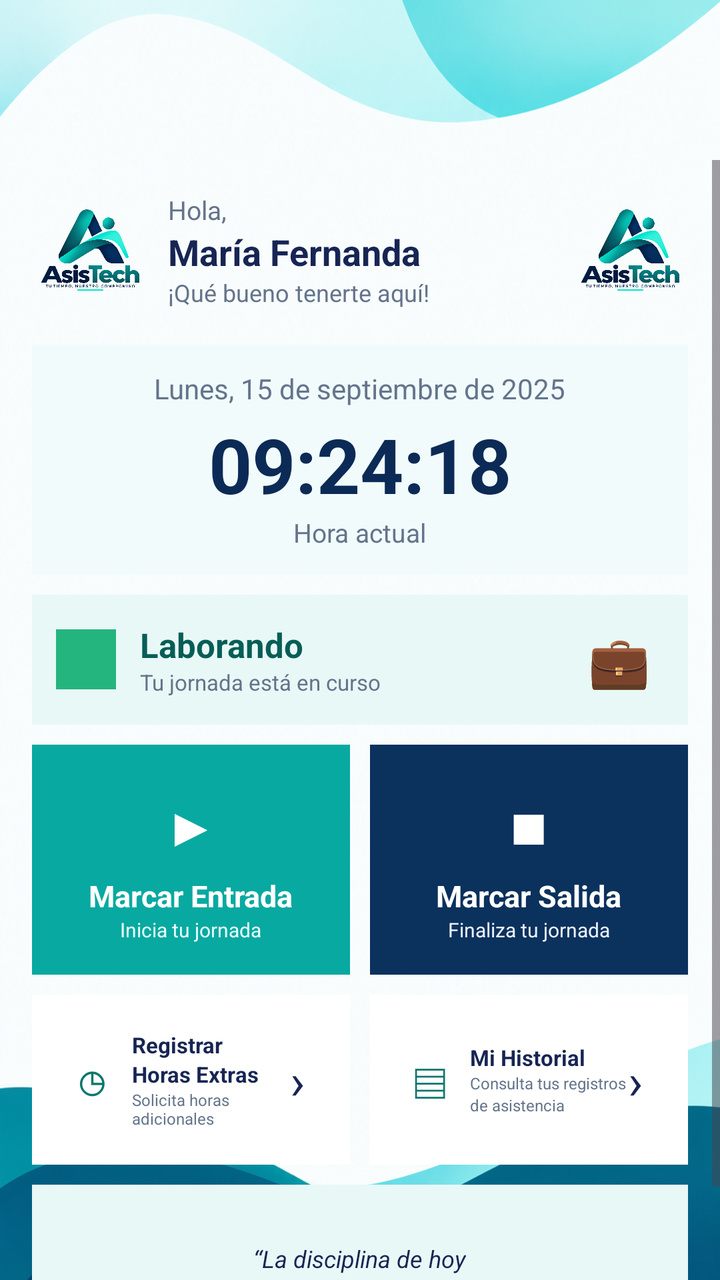
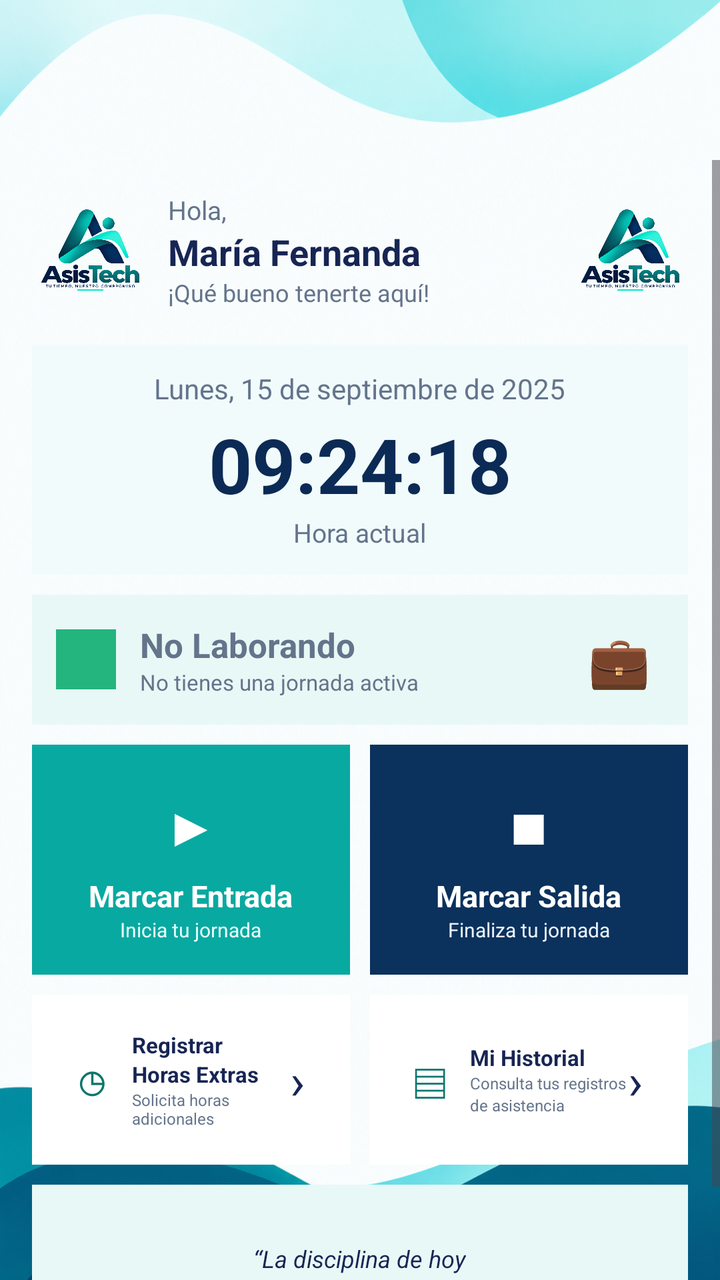

Screens rendered from an Android XML layout before and after an edit, with the pre-edit source and the edit as a unified diff.
<!-- AndroidManifest.xml: application theme Theme.AsisTech -->
<!-- res/layout/fragment_employee_dashboard.xml -->
<?xml version="1.0" encoding="utf-8"?>
<ScrollView xmlns:android="http://schemas.android.com/apk/res/android"
    android:layout_width="match_parent"
    android:layout_height="match_parent"
    android:background="@drawable/background_2"
    android:paddingTop="80dp">

    <LinearLayout
        android:layout_width="match_parent"
        android:layout_height="wrap_content"
        android:orientation="vertical"
        android:padding="16dp">

        
        <LinearLayout
            android:layout_width="match_parent"
            android:layout_height="wrap_content"
            android:gravity="center_vertical"
            android:orientation="horizontal">

            <ImageView
                android:layout_width="58dp"
                android:layout_height="58dp"
                android:src="@drawable/logo"
                android:contentDescription="Foto del empleado"
                android:scaleType="fitCenter" />

            <LinearLayout
                android:id="@+id/btnPerfilEmpleado"
                android:layout_width="0dp"
                android:layout_height="wrap_content"
                android:layout_weight="1"
                android:layout_marginStart="10dp"
                android:orientation="vertical">

                <TextView
                    android:layout_width="wrap_content"
                    android:layout_height="wrap_content"
                    android:text="Hola,"
                    android:textColor="#64748B"
                    android:textSize="13sp" />

                <TextView
                    android:id="@+id/txtNombreEmpleado"
                    android:layout_width="wrap_content"
                    android:layout_height="wrap_content"
                    android:text="María Fernanda"
                    android:textColor="#172554"
                    android:textSize="18sp"
                    android:textStyle="bold" />

                <TextView
                    android:layout_width="wrap_content"
                    android:layout_height="wrap_content"
                    android:text="¡Qué bueno tenerte aquí!"
                    android:textColor="#64748B"
                    android:textSize="12sp" />

            </LinearLayout>

            <ImageView
                android:layout_width="58dp"
                android:layout_height="58dp"
                android:src="@drawable/logo"
                android:contentDescription="Logo AsisTech"
                android:scaleType="fitCenter" />

        </LinearLayout>

        
        <LinearLayout
            android:layout_width="match_parent"
            android:layout_height="115dp"
            android:layout_marginTop="18dp"
            android:background="#F1FBFC"
            android:gravity="center"
            android:orientation="vertical"
            android:padding="10dp">

            <TextView
                android:id="@+id/txtFechaEmpleado"
                android:layout_width="wrap_content"
                android:layout_height="wrap_content"
                android:text="Lunes, 15 de septiembre de 2025"
                android:textColor="#64748B"
                android:textSize="14sp" />

            <TextView
                android:id="@+id/txtHoraEmpleado"
                android:layout_width="wrap_content"
                android:layout_height="wrap_content"
                android:layout_marginTop="3dp"
                android:text="09:24:18"
                android:textColor="#0B2A55"
                android:textSize="38sp"
                android:textStyle="bold" />

            <TextView
                android:layout_width="wrap_content"
                android:layout_height="wrap_content"
                android:text="Hora actual"
                android:textColor="#64748B"
                android:textSize="13sp" />

        </LinearLayout>

        
        <LinearLayout
            android:layout_width="match_parent"
            android:layout_height="65dp"
            android:layout_marginTop="10dp"
            android:background="#E8F8F6"
            android:gravity="center_vertical"
            android:orientation="horizontal"
            android:padding="12dp">

            <View
                android:layout_width="30dp"
                android:layout_height="30dp"
                android:background="#24B47E" />

            <LinearLayout
                android:layout_width="0dp"
                android:layout_height="wrap_content"
                android:layout_weight="1"
                android:layout_marginStart="12dp"
                android:orientation="vertical">

                <TextView
                    android:layout_width="wrap_content"
                    android:layout_height="wrap_content"
                    android:text="Laborando"
                    android:textColor="#075E57"
                    android:textSize="17sp"
                    android:textStyle="bold" />

                <TextView
                    android:layout_width="wrap_content"
                    android:layout_height="wrap_content"
                    android:text="Tu jornada está en curso"
                    android:textColor="#64748B"
                    android:textSize="11sp" />

            </LinearLayout>

            <TextView
                android:layout_width="45dp"
                android:layout_height="45dp"
                android:gravity="center"
                android:text="💼"
                android:textSize="25sp" />

        </LinearLayout>

        
        <LinearLayout
            android:layout_width="match_parent"
            android:layout_height="115dp"
            android:layout_marginTop="10dp"
            android:orientation="horizontal">

            
            <LinearLayout
                android:id="@+id/btnMarcarEntrada"
                android:layout_width="0dp"
                android:layout_height="match_parent"
                android:layout_weight="1"
                android:layout_marginEnd="5dp"
                android:background="#08A9A1"
                android:gravity="center"
                android:orientation="vertical"
                android:padding="10dp">

                <TextView
                    android:layout_width="50dp"
                    android:layout_height="50dp"
                    android:gravity="center"
                    android:text="▶"
                    android:textColor="#FFFFFF"
                    android:textSize="28sp" />

                <TextView
                    android:layout_width="wrap_content"
                    android:layout_height="wrap_content"
                    android:text="Marcar Entrada"
                    android:textColor="#FFFFFF"
                    android:textSize="15sp"
                    android:textStyle="bold" />

                <TextView
                    android:layout_width="wrap_content"
                    android:layout_height="wrap_content"
                    android:text="Inicia tu jornada"
                    android:textColor="#E6FFFC"
                    android:textSize="10sp" />

            </LinearLayout>

            
            <LinearLayout
                android:id="@+id/btnMarcarSalida"
                android:layout_width="0dp"
                android:layout_height="match_parent"
                android:layout_weight="1"
                android:layout_marginStart="5dp"
                android:background="#0B315D"
                android:gravity="center"
                android:orientation="vertical"
                android:padding="10dp">

                <TextView
                    android:layout_width="50dp"
                    android:layout_height="50dp"
                    android:gravity="center"
                    android:text="■"
                    android:textColor="#FFFFFF"
                    android:textSize="25sp" />

                <TextView
                    android:layout_width="wrap_content"
                    android:layout_height="wrap_content"
                    android:text="Marcar Salida"
                    android:textColor="#FFFFFF"
                    android:textSize="15sp"
                    android:textStyle="bold" />

                <TextView
                    android:layout_width="wrap_content"
                    android:layout_height="wrap_content"
                    android:text="Finaliza tu jornada"
                    android:textColor="#E8F0F8"
                    android:textSize="10sp" />

            </LinearLayout>

        </LinearLayout>

        
        <LinearLayout
            android:layout_width="match_parent"
            android:layout_height="85dp"
            android:layout_marginTop="10dp"
            android:orientation="horizontal">

            <LinearLayout
                android:id="@+id/btnHorasExtraEmpleado"
                android:layout_width="0dp"
                android:layout_height="match_parent"
                android:layout_weight="1"
                android:layout_marginEnd="5dp"
                android:background="#FFFFFF"
                android:gravity="center_vertical"
                android:orientation="horizontal"
                android:padding="10dp">

                <TextView
                    android:layout_width="40dp"
                    android:layout_height="40dp"
                    android:gravity="center"
                    android:text="◷"
                    android:textColor="#0F766E"
                    android:textSize="28sp" />

                <LinearLayout
                    android:layout_width="0dp"
                    android:layout_height="wrap_content"
                    android:layout_weight="1"
                    android:orientation="vertical">

                    <TextView
                        android:layout_width="wrap_content"
                        android:layout_height="wrap_content"
                        android:text="Registrar"
                        android:textColor="#172554"
                        android:textSize="11sp"
                        android:textStyle="bold" />

                    <TextView
                        android:layout_width="wrap_content"
                        android:layout_height="wrap_content"
                        android:text="Horas Extras"
                        android:textColor="#172554"
                        android:textSize="11sp"
                        android:textStyle="bold" />

                    <TextView
                        android:layout_width="wrap_content"
                        android:layout_height="wrap_content"
                        android:text="Solicita horas adicionales"
                        android:textColor="#64748B"
                        android:textSize="8sp" />

                </LinearLayout>

                <TextView
                    android:layout_width="20dp"
                    android:layout_height="wrap_content"
                    android:text="›"
                    android:textColor="#172554"
                    android:textSize="25sp" />

            </LinearLayout>

            <LinearLayout
                android:id="@+id/btnHistorialEmpleado"
                android:layout_width="0dp"
                android:layout_height="match_parent"
                android:layout_weight="1"
                android:layout_marginStart="5dp"
                android:background="#FFFFFF"
                android:gravity="center_vertical"
                android:orientation="horizontal"
                android:padding="10dp">

                <TextView
                    android:layout_width="40dp"
                    android:layout_height="40dp"
                    android:gravity="center"
                    android:text="▤"
                    android:textColor="#0F766E"
                    android:textSize="25sp" />

                <LinearLayout
                    android:layout_width="0dp"
                    android:layout_height="wrap_content"
                    android:layout_weight="1"
                    android:orientation="vertical">

                    <TextView
                        android:layout_width="wrap_content"
                        android:layout_height="wrap_content"
                        android:text="Mi Historial"
                        android:textColor="#172554"
                        android:textSize="11sp"
                        android:textStyle="bold" />

                    <TextView
                        android:layout_width="wrap_content"
                        android:layout_height="wrap_content"
                        android:text="Consulta tus registros"
                        android:textColor="#64748B"
                        android:textSize="8sp" />

                    <TextView
                        android:layout_width="wrap_content"
                        android:layout_height="wrap_content"
                        android:text="de asistencia"
                        android:textColor="#64748B"
                        android:textSize="8sp" />

                </LinearLayout>

                <TextView
                    android:layout_width="20dp"
                    android:layout_height="wrap_content"
                    android:text="›"
                    android:textColor="#172554"
                    android:textSize="25sp" />

            </LinearLayout>

        </LinearLayout>

        
        <LinearLayout
            android:layout_width="match_parent"
            android:layout_height="90dp"
            android:layout_marginTop="10dp"
            android:background="#E8F8F6"
            android:gravity="center"
            android:orientation="vertical"
            android:padding="12dp">

            <TextView
                android:layout_width="wrap_content"
                android:layout_height="wrap_content"
                android:text="“La disciplina de hoy"
                android:textColor="#172554"
                android:textSize="12sp"
                android:textStyle="italic" />

            <TextView
                android:layout_width="wrap_content"
                android:layout_height="wrap_content"
                android:text="construye tus logros de mañana”"
                android:textColor="#172554"
                android:textSize="12sp"
                android:textStyle="italic" />

        </LinearLayout>

    </LinearLayout>

</ScrollView>
<!-- resources referenced by this layout -->
<resources>
  <!-- drawable background_2: png bitmap (drawable, 1040869 bytes) -->
  <!-- drawable logo: png bitmap (drawable, 687966 bytes) -->
  <style name="Theme.AsisTech" parent="Base.Theme.AsisTech" />
  <style name="Base.Theme.AsisTech" parent="Theme.Material3.DayNight.NoActionBar">
          
          
      </style>
</resources>

<!-- the commit's change to res/layout/fragment_employee_dashboard.xml (unified diff, before → after) -->
@@ -104,8 +104,10 @@
 
         </LinearLayout>
 
-        
-        <LinearLayout
+
+        
+        <LinearLayout
+            android:id="@+id/layoutEstadoLaboral"
             android:layout_width="match_parent"
             android:layout_height="65dp"
             android:layout_marginTop="10dp"
@@ -115,6 +117,7 @@
             android:padding="12dp">
 
             <View
+                android:id="@+id/indicadorEstadoLaboral"
                 android:layout_width="30dp"
                 android:layout_height="30dp"
                 android:background="#24B47E" />
@@ -127,17 +130,19 @@
                 android:orientation="vertical">
 
                 <TextView
-                    android:layout_width="wrap_content"
-                    android:layout_height="wrap_content"
-                    android:text="Laborando"
-                    android:textColor="#075E57"
+                    android:id="@+id/txtEstadoLaboral"
+                    android:layout_width="wrap_content"
+                    android:layout_height="wrap_content"
+                    android:text="No Laborando"
+                    android:textColor="#64748B"
                     android:textSize="17sp"
                     android:textStyle="bold" />
 
                 <TextView
-                    android:layout_width="wrap_content"
-                    android:layout_height="wrap_content"
-                    android:text="Tu jornada está en curso"
+                    android:id="@+id/txtDescripcionEstadoLaboral"
+                    android:layout_width="wrap_content"
+                    android:layout_height="wrap_content"
+                    android:text="No tienes una jornada activa"
                     android:textColor="#64748B"
                     android:textSize="11sp" />
 
@@ -151,6 +156,7 @@
                 android:textSize="25sp" />
 
         </LinearLayout>
+
 
         
         <LinearLayout
